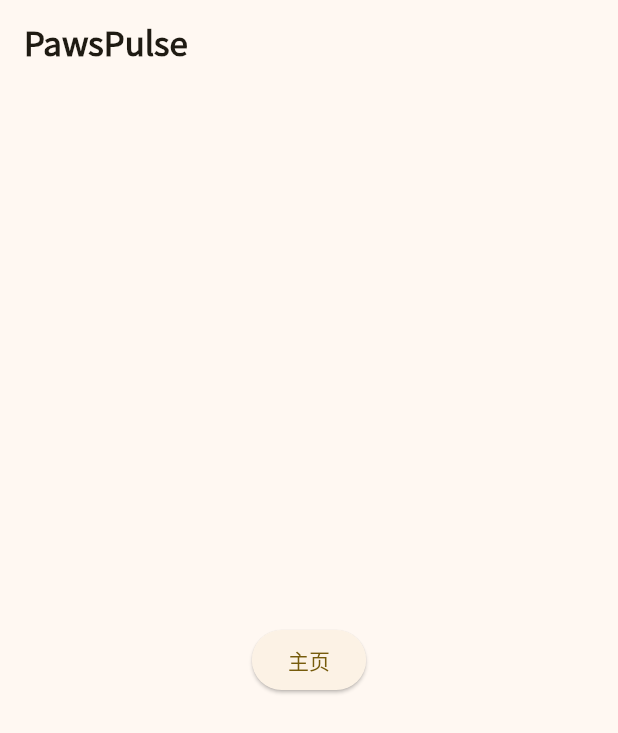
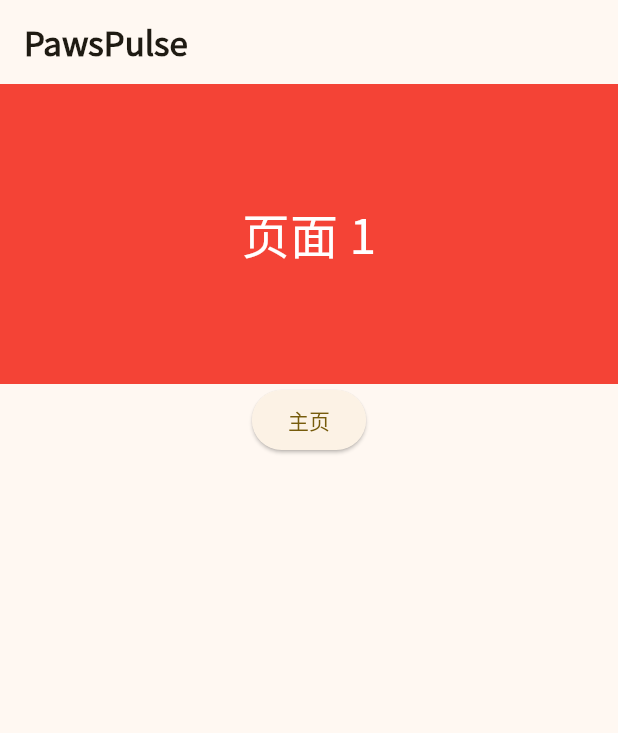
Before and after one commit to Xinaizhang/paws_pulse, a Flutter app: the HomePage screen opened directly, on a phone screen of 412 x 824 dp. Shown: the top 733 px of the screen. Run offline on Flutter 3.47's test engine with Material 3 defaults, Android fonts, the phone set to English and light mode, and no system bars.

Commit message:
mybaby样式修改

```diff
--- a/lib/src/views/home/home.dart
+++ b/lib/src/views/home/home.dart
@@ -1,4 +1,6 @@
+// home.dart
 import 'package:flutter/material.dart';
+import './page_view.dart';
 
 class HomePage extends StatelessWidget {
   const HomePage({Key? key}) : super(key: key);
@@ -15,13 +17,23 @@ class HomePage extends StatelessWidget {
           ),
         ),
       ),
-      body: Center(
-          child: ElevatedButton(
-        child: Text('主页'),
-        onPressed: () {
-          print("主页");
-        },
-      )),
+      body: SingleChildScrollView(
+        child: Center(
+            child: Column(
+          children: [
+            Container(
+              height: 200,
+              child: PageViewDemo(),
+            ),
+            ElevatedButton(
+              child: Text('主页'),
+              onPressed: () {
+                print("主页");
+              },
+            ),
+          ],
+        )),
+      ),
     );
   }
 }
--- /dev/null
+++ b/lib/src/views/home/page_view.dart
@@ -0,0 +1,32 @@
+import 'package:flutter/material.dart';
+
+class PageViewDemo extends StatelessWidget {
+  @override
+  Widget build(BuildContext context) {
+    return PageView(
+      // 控制滑动方向，.horizontal水平滑动(默认)，.vertical垂直滑动
+      scrollDirection: Axis.horizontal,
+      children: <Widget>[
+        // 添加你的页面视图
+        Container(
+          color: Colors.red,
+          child: Center(
+              child: Text('页面 1',
+                  style: TextStyle(fontSize: 32, color: Colors.white))),
+        ),
+        Container(
+          color: Colors.blue,
+          child: Center(
+              child: Text('页面 2',
+                  style: TextStyle(fontSize: 32, color: Colors.white))),
+        ),
+        Container(
+          color: Colors.green,
+          child: Center(
+              child: Text('页面 3',
+                  style: TextStyle(fontSize: 32, color: Colors.white))),
+        ),
+      ],
+    );
+  }
+}
--- a/lib/src/views/profile/profile.dart
+++ b/lib/src/views/profile/profile.dart
@@ -35,7 +35,7 @@ class ProfilePage extends StatelessWidget {
                   padding: EdgeInsets.all(20),
                   alignment: Alignment.topCenter,
                   decoration: BoxDecoration(
-                    color: Theme.of(context).colorScheme.surface,
+                    color: Theme.of(context).colorScheme.background,
                     borderRadius: BorderRadius.circular(18),
                     boxShadow: [
                       BoxShadow(
```
Also changed, not shown: lib/src/views/profile/my_baby.dart (+32 -3 lines).
